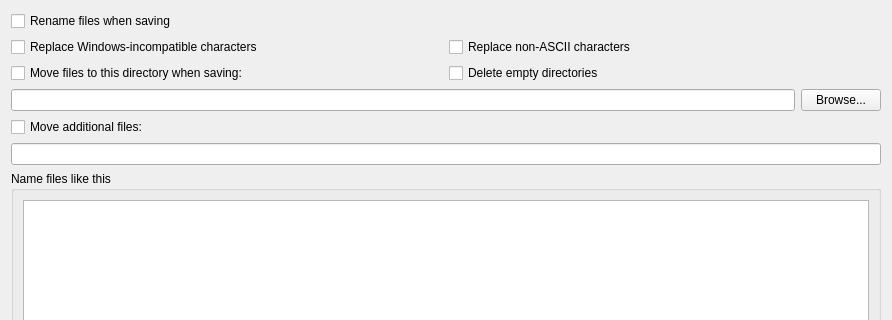
The window that ui/options_renaming.ui (metabrainz/picard) describes before a commit, drawn with Qt 5; both pictures show x 0 to 892 and y 0 to 320 of the 892 by 693 pixel window.
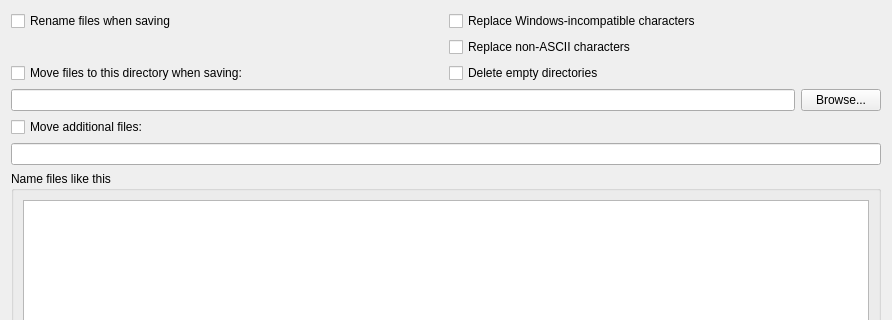
The same window after the commit.

Commit message: Rearrange the checkboxes

The edit to the form file:
```diff
--- a/ui/options_renaming.ui
+++ b/ui/options_renaming.ui
@@ -46,13 +46,6 @@
        </property>
       </widget>
      </item>
-     <item row="1" column="0">
-      <widget class="QCheckBox" name="windows_compatible_filenames">
-       <property name="text">
-        <string>Replace Windows-incompatible characters</string>
-       </property>
-      </widget>
-     </item>
      <item row="2" column="1">
       <widget class="QCheckBox" name="delete_empty_dirs">
        <property name="text">
@@ -60,6 +53,13 @@
        </property>
       </widget>
      </item>
+     <item row="0" column="1">
+      <widget class="QCheckBox" name="windows_compatible_filenames">
+       <property name="text">
+        <string>Replace Windows-incompatible characters</string>
+       </property>
+      </widget>
+     </item>
     </layout>
    </item>
    <item>
```
The commit also changes 1 other file.
